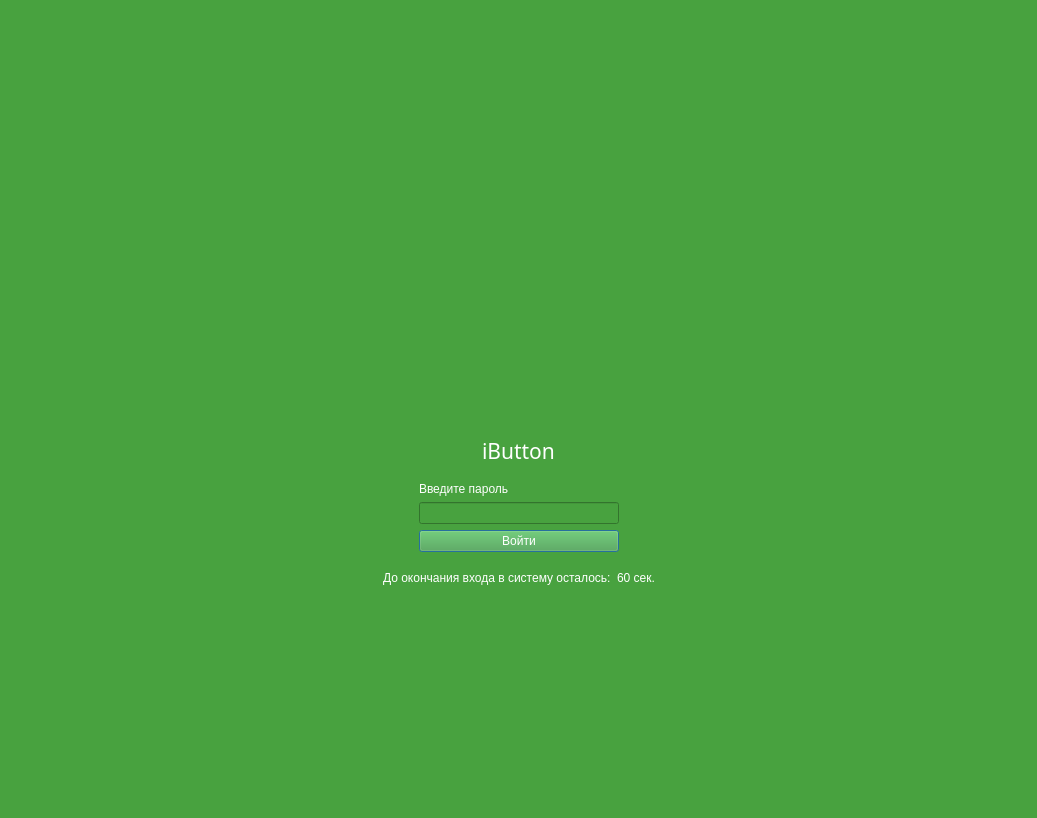
m6v/sobol, file MainWindow.ui: the form before one commit.
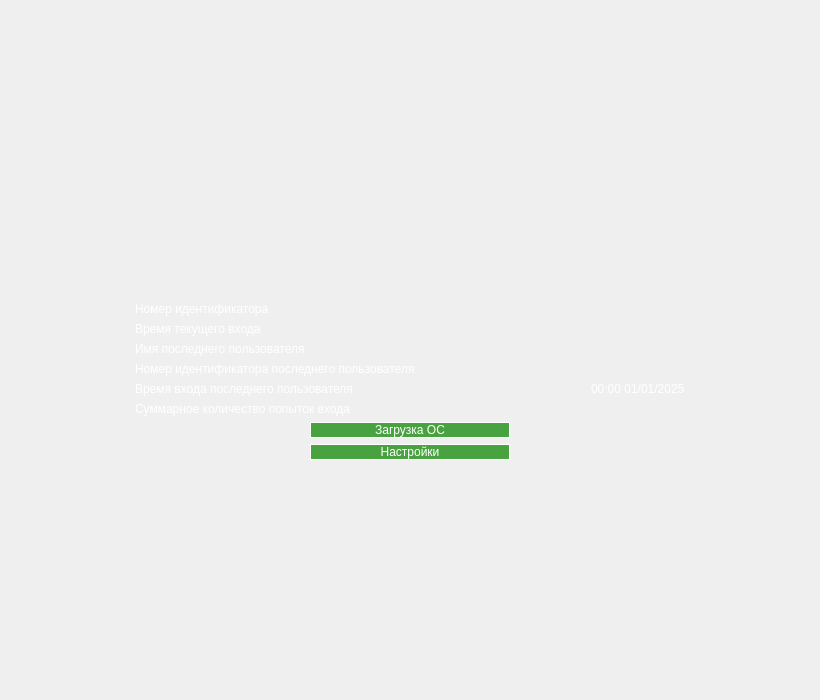
The form after the commit. Icons and pictures are not drawn. Custom widgets are drawn as their Qt base class.

```diff
--- a/MainWindow.ui
+++ b/MainWindow.ui
@@ -1,41 +1,23 @@
 <?xml version="1.0" encoding="UTF-8"?>
 <ui version="4.0">
  <class>MainWindow</class>
- <widget class="QDialog" name="MainWindow">
+ <widget class="QMainWindow" name="MainWindow">
   <property name="geometry">
    <rect>
     <x>0</x>
     <y>0</y>
-    <width>1037</width>
-    <height>818</height>
+    <width>820</width>
+    <height>700</height>
    </rect>
   </property>
-  <property name="sizePolicy">
-   <sizepolicy hsizetype="Fixed" vsizetype="Fixed">
-    <horstretch>0</horstretch>
-    <verstretch>0</verstretch>
-   </sizepolicy>
-  </property>
-  <property name="minimumSize">
-   <size>
-    <width>0</width>
-    <height>0</height>
-   </size>
-  </property>
   <property name="windowTitle">
-   <string>ПАК &quot;Соболь&quot;</string>
+   <string>MainWindow</string>
   </property>
-  <property name="windowIcon">
-   <iconset>
-    <normaloff>../../../../media/homeserver/Workspace/sobol/logo.png</normaloff>../../../../media/homeserver/Workspace/sobol/logo.png</iconset>
-  </property>
-  <property name="autoFillBackground">
-   <bool>false</bool>
-  </property>
-  <property name="styleSheet">
-   <string notr="true"/>
-  </property>
+  <widget class="QWidget" name="centralwidget">
   <layout class="QVBoxLayout" name="verticalLayout">
+    <property name="spacing">
+     <number>0</number>
+    </property>
    <property name="leftMargin">
     <number>0</number>
    </property>
@@ -50,40 +32,128 @@
    </property>
    <item>
     <widget class="QStackedWidget" name="main_stacked_widget">
+      <property name="currentIndex">
+       <number>2</number>
+      </property>
+      <widget class="BackgroundedWidget" name="auth_id_page">
+       <layout class="QVBoxLayout" name="verticalLayout_7">
+        <property name="spacing">
+         <number>0</number>
+        </property>
+        <item>
+         <spacer name="verticalSpacer_6">
+          <property name="orientation">
+           <enum>Qt::Vertical</enum>
+          </property>
+          <property name="sizeHint" stdset="0">
+           <size>
+            <width>20</width>
+            <height>426</height>
+           </size>
+          </property>
+         </spacer>
+        </item>
+        <item>
+         <layout class="QVBoxLayout" name="verticalLayout_6">
+          <item>
+           <widget class="QLabel" name="present_personal_id_label">
      <property name="sizePolicy">
       <sizepolicy hsizetype="Preferred" vsizetype="Preferred">
        <horstretch>0</horstretch>
        <verstretch>0</verstretch>
       </sizepolicy>
      </property>
-     <property name="styleSheet">
-      <string notr="true"/>
-     </property>
-     <property name="currentIndex">
-      <number>1</number>
-     </property>
-     <widget class="QWidget" name="auth_id_page">
-      <property name="styleSheet">
-       <string notr="true">            QWidget {
-                font: 9pt 'Monospace Regular';
-                background-image: url(background.png);
-                background-repeat: no-repeat;
-                background-position: up;
-                background-color: #48A23F;
-            }</string>
-      </property>
-     </widget>
-     <widget class="QWidget" name="passwd_page">
+            <property name="font">
+             <font>
+              <family>Monospace Regular</family>
+              <pointsize>16</pointsize>
+              <weight>50</weight>
+              <italic>false</italic>
+              <bold>false</bold>
+             </font>
+            </property>
+            <property name="text">
+             <string>Предъявите персональный идентификатор</string>
+            </property>
+            <property name="alignment">
+             <set>Qt::AlignCenter</set>
+            </property>
+           </widget>
+          </item>
+          <item>
+           <spacer name="verticalSpacer_5">
+            <property name="orientation">
+             <enum>Qt::Vertical</enum>
+            </property>
+            <property name="sizeType">
+             <enum>QSizePolicy::Fixed</enum>
+            </property>
+            <property name="sizeHint" stdset="0">
+             <size>
+              <width>20</width>
+              <height>100</height>
+             </size>
+            </property>
+           </spacer>
+          </item>
+          <item>
+           <layout class="QHBoxLayout" name="horizontalLayout_4">
+            <item>
+             <widget class="QLabel" name="remaining_time_label_1">
+              <property name="text">
+               <string>До окончания входа в систему осталось: 120 сек.</string>
+              </property>
+              <property name="alignment">
+               <set>Qt::AlignCenter</set>
+              </property>
+             </widget>
+            </item>
+           </layout>
+          </item>
+         </layout>
+        </item>
+        <item>
+         <spacer name="verticalSpacer_7">
+          <property name="orientation">
+           <enum>Qt::Vertical</enum>
+          </property>
+          <property name="sizeType">
+           <enum>QSizePolicy::Maximum</enum>
+          </property>
+          <property name="sizeHint" stdset="0">
+           <size>
+            <width>20</width>
+            <height>250</height>
+           </size>
+          </property>
+         </spacer>
+        </item>
+       </layout>
+      </widget>
+      <widget class="BackgroundedWidget" name="passwd_page">
       <property name="styleSheet">
-       <string notr="true">            QWidget {
-                color: white;
-                background-image: url(background.png);
-                background-repeat: no-repeat;
-                background-position: up;
-                background-color: #48A23F;
-            }</string>
-      </property>
-      <layout class="QVBoxLayout" name="verticalLayout_5">
+        <string notr="true">QPushButton {
+    padding: 0.3em 0.3em 0.3em 0.3em;
+    border: 1px solid white;
+    background: #48a23f;
+    color: white;
+}
+
+QLabel {
+    padding: 0.3em 0.3em 0.3em 0.3em;
+    color: white;
+}
+
+QLineEdit {
+    padding: 0.3em 0.3em 0.3em 0.3em;
+     background: #3d8a36;
+     border: none;
+}</string>
+       </property>
+       <layout class="QVBoxLayout" name="verticalLayout_2">
+        <property name="spacing">
+         <number>0</number>
+        </property>
        <item>
         <spacer name="verticalSpacer">
          <property name="orientation">
@@ -92,37 +162,7 @@
          <property name="sizeHint" stdset="0">
           <size>
            <width>20</width>
-           <height>418</height>
-          </size>
-         </property>
-        </spacer>
-       </item>
-       <item>
-        <widget class="QWidget" name="widget" native="true">
-         <property name="sizePolicy">
-          <sizepolicy hsizetype="Minimum" vsizetype="Minimum">
-           <horstretch>0</horstretch>
-           <verstretch>0</verstretch>
-          </sizepolicy>
-         </property>
-         <property name="styleSheet">
-          <string notr="true">            QWidget {
-                background-image: url();
-                background-color: #48A23F;
-            }</string>
-         </property>
-         <layout class="QVBoxLayout" name="verticalLayout_4">
-          <item>
-           <layout class="QHBoxLayout" name="horizontalLayout_2">
-            <item>
-             <spacer name="horizontalSpacer_2">
-              <property name="orientation">
-               <enum>Qt::Horizontal</enum>
-              </property>
-              <property name="sizeHint" stdset="0">
-               <size>
-                <width>40</width>
-                <height>20</height>
+            <height>423</height>
                </size>
               </property>
              </spacer>
@@ -130,7 +170,7 @@
             <item>
              <widget class="QLabel" name="id_label">
               <property name="sizePolicy">
-               <sizepolicy hsizetype="Maximum" vsizetype="Preferred">
+           <sizepolicy hsizetype="Preferred" vsizetype="Preferred">
                 <horstretch>0</horstretch>
                 <verstretch>0</verstretch>
                </sizepolicy>
@@ -147,8 +187,13 @@
               <property name="text">
                <string>iButton</string>
               </property>
-             </widget>
-            </item>
+          <property name="alignment">
+           <set>Qt::AlignCenter</set>
+          </property>
+         </widget>
+        </item>
+        <item>
+         <layout class="QHBoxLayout" name="horizontalLayout">
             <item>
              <spacer name="horizontalSpacer">
               <property name="orientation">
@@ -162,39 +207,6 @@
               </property>
              </spacer>
             </item>
-           </layout>
-          </item>
-          <item>
-           <spacer name="verticalSpacer_3">
-            <property name="orientation">
-             <enum>Qt::Vertical</enum>
-            </property>
-            <property name="sizeType">
-             <enum>QSizePolicy::Fixed</enum>
-            </property>
-            <property name="sizeHint" stdset="0">
-             <size>
-              <width>20</width>
-              <height>10</height>
-             </size>
-            </property>
-           </spacer>
-          </item>
-          <item>
-           <layout class="QHBoxLayout" name="horizontalLayout_3">
-            <item>
-             <spacer name="horizontalSpacer_5">
-              <property name="orientation">
-               <enum>Qt::Horizontal</enum>
-              </property>
-              <property name="sizeHint" stdset="0">
-               <size>
-                <width>40</width>
-                <height>20</height>
-               </size>
-              </property>
-             </spacer>
-            </item>
             <item>
              <layout class="QVBoxLayout" name="verticalLayout_3">
               <item>
@@ -218,11 +230,24 @@
                   <height>0</height>
                  </size>
                 </property>
-                <property name="echoMode">
-                 <enum>QLineEdit::Normal</enum>
-                </property>
-               </widget>
-              </item>
+             </widget>
+            </item>
+            <item>
+             <spacer name="verticalSpacer_9">
+              <property name="orientation">
+               <enum>Qt::Vertical</enum>
+              </property>
+              <property name="sizeType">
+               <enum>QSizePolicy::Fixed</enum>
+              </property>
+              <property name="sizeHint" stdset="0">
+               <size>
+                <width>20</width>
+                <height>5</height>
+               </size>
+              </property>
+             </spacer>
+            </item>
               <item>
                <widget class="QPushButton" name="enter_push_button">
                 <property name="sizePolicy">
@@ -245,7 +270,7 @@
              </layout>
             </item>
             <item>
-             <spacer name="horizontalSpacer_6">
+           <spacer name="horizontalSpacer_2">
               <property name="orientation">
                <enum>Qt::Horizontal</enum>
               </property>
@@ -260,30 +285,201 @@
            </layout>
           </item>
           <item>
-           <spacer name="verticalSpacer_4">
+         <widget class="QLabel" name="remaining_time_label_2">
+          <property name="text">
+           <string>До окончания входа в систему осталось: 120 сек.</string>
+          </property>
+          <property name="alignment">
+           <set>Qt::AlignCenter</set>
+          </property>
+         </widget>
+        </item>
+        <item>
+         <spacer name="verticalSpacer_2">
             <property name="orientation">
              <enum>Qt::Vertical</enum>
             </property>
             <property name="sizeType">
-             <enum>QSizePolicy::Fixed</enum>
+           <enum>QSizePolicy::Maximum</enum>
             </property>
             <property name="sizeHint" stdset="0">
              <size>
               <width>20</width>
-              <height>10</height>
+            <height>250</height>
              </size>
             </property>
            </spacer>
           </item>
-          <item>
-           <layout class="QHBoxLayout" name="horizontalLayout">
-            <item>
+       </layout>
+      </widget>
+      <widget class="BackgroundedWidget" name="admin_action_page">
+       <property name="styleSheet">
+        <string notr="true">QPushButton {
+    padding: 0.3em 0.3em 0.3em 0.3em;
+    border: 1px solid white;
+    background: #48a23f;
+    color: white;
+}
+
+QLabel {
+    padding: 0.3em 0.3em 0.3em 0.3em;
+    color: white;
+}
+
+QLineEdit {
+    padding: 0.3em 0.3em 0.3em 0.3em;
+     background: #3d8a36;
+     border: none;
+}</string>
+       </property>
+       <layout class="QGridLayout" name="gridLayout_2">
+        <item row="0" column="1">
+         <spacer name="verticalSpacer_3">
+          <property name="orientation">
+           <enum>Qt::Vertical</enum>
+          </property>
+          <property name="sizeHint" stdset="0">
+           <size>
+            <width>20</width>
+            <height>312</height>
+           </size>
+          </property>
+         </spacer>
+        </item>
+        <item row="1" column="0">
              <spacer name="horizontalSpacer_3">
               <property name="orientation">
                <enum>Qt::Horizontal</enum>
               </property>
               <property name="sizeHint" stdset="0">
                <size>
+            <width>359</width>
+            <height>20</height>
+           </size>
+          </property>
+         </spacer>
+        </item>
+        <item row="1" column="1">
+         <layout class="QVBoxLayout" name="verticalLayout_8">
+          <item>
+           <layout class="QGridLayout" name="gridLayout">
+            <item row="3" column="0">
+             <widget class="QLabel" name="last_user_id_label">
+              <property name="minimumSize">
+               <size>
+                <width>450</width>
+                <height>0</height>
+               </size>
+              </property>
+              <property name="text">
+               <string>Номер идентификатора последнего пользователя</string>
+              </property>
+             </widget>
+            </item>
+            <item row="5" column="0">
+             <widget class="QLabel" name="total_attempts_count_label">
+              <property name="text">
+               <string>Суммарное количество попыток входа</string>
+              </property>
+             </widget>
+            </item>
+            <item row="1" column="1">
+             <widget class="QLabel" name="current_user_time_value">
+              <property name="text">
+               <string/>
+              </property>
+             </widget>
+            </item>
+            <item row="1" column="0">
+             <widget class="QLabel" name="current_user_time_label">
+              <property name="text">
+               <string>Время текущего входа</string>
+              </property>
+             </widget>
+            </item>
+            <item row="4" column="1">
+             <widget class="QLabel" name="last_user_time_value">
+              <property name="text">
+               <string>00:00 01/01/2025</string>
+              </property>
+             </widget>
+            </item>
+            <item row="0" column="0">
+             <widget class="QLabel" name="current_user_id_label">
+              <property name="text">
+               <string>Номер идентификатора</string>
+              </property>
+             </widget>
+            </item>
+            <item row="5" column="1">
+             <widget class="QLabel" name="total_attempts_count_value">
+              <property name="text">
+               <string/>
+              </property>
+             </widget>
+            </item>
+            <item row="3" column="1">
+             <widget class="QLabel" name="last_user_id_value">
+              <property name="text">
+               <string/>
+              </property>
+             </widget>
+            </item>
+            <item row="2" column="0">
+             <widget class="QLabel" name="last_user_name_label">
+              <property name="text">
+               <string>Имя последнего пользователя</string>
+              </property>
+             </widget>
+            </item>
+            <item row="2" column="1">
+             <widget class="QLabel" name="last_user_name_value">
+              <property name="text">
+               <string/>
+              </property>
+             </widget>
+            </item>
+            <item row="0" column="1">
+             <widget class="QLabel" name="current_user_id_value">
+              <property name="text">
+               <string/>
+              </property>
+             </widget>
+            </item>
+            <item row="4" column="0">
+             <widget class="QLabel" name="last_user_time_label">
+              <property name="text">
+               <string>Время входа последнего пользователя</string>
+              </property>
+             </widget>
+            </item>
+           </layout>
+          </item>
+          <item>
+           <spacer name="verticalSpacer_8">
+            <property name="orientation">
+             <enum>Qt::Vertical</enum>
+            </property>
+            <property name="sizeType">
+             <enum>QSizePolicy::Maximum</enum>
+            </property>
+            <property name="sizeHint" stdset="0">
+             <size>
+              <width>20</width>
+              <height>20</height>
+             </size>
+            </property>
+           </spacer>
+          </item>
+          <item>
+           <layout class="QHBoxLayout" name="horizontalLayout_2">
+            <item>
+             <spacer name="horizontalSpacer_5">
+              <property name="orientation">
+               <enum>Qt::Horizontal</enum>
+              </property>
+              <property name="sizeHint" stdset="0">
+               <size>
                 <width>40</width>
                 <height>20</height>
                </size>
@@ -291,54 +487,115 @@
              </spacer>
             </item>
             <item>
-             <widget class="QLabel" name="remaining_time_caption_label">
+             <layout class="QVBoxLayout" name="verticalLayout_4">
+              <item>
+               <widget class="QPushButton" name="load_sys_push_button">
+                <property name="sizePolicy">
+                 <sizepolicy hsizetype="Preferred" vsizetype="Fixed">
+                  <horstretch>0</horstretch>
+                  <verstretch>0</verstretch>
+                 </sizepolicy>
+                </property>
+                <property name="minimumSize">
+                 <size>
+                  <width>200</width>
+                  <height>0</height>
+                 </size>
+                </property>
+                <property name="maximumSize">
+                 <size>
+                  <width>200</width>
+                  <height>16777215</height>
+                 </size>
+                </property>
+                <property name="layoutDirection">
+                 <enum>Qt::LeftToRight</enum>
+                </property>
               <property name="text">
-               <string>До окончания входа в систему осталось:</string>
+                 <string>Загрузка ОС</string>
               </property>
              </widget>
             </item>
             <item>
-             <widget class="QLabel" name="remaining_time_value_label">
+               <widget class="QPushButton" name="go_settings_push_button">
+                <property name="sizePolicy">
+                 <sizepolicy hsizetype="Preferred" vsizetype="Fixed">
+                  <horstretch>0</horstretch>
+                  <verstretch>0</verstretch>
+                 </sizepolicy>
+                </property>
+                <property name="minimumSize">
+                 <size>
+                  <width>200</width>
+                  <height>0</height>
+                 </size>
+                </property>
+                <property name="maximumSize">
+                 <size>
+                  <width>200</width>
+                  <height>16777215</height>
+                 </size>
+                </property>
               <property name="text">
-               <string>60 сек.</string>
+                 <string>Настройки</string>
               </property>
              </widget>
             </item>
+             </layout>
+            </item>
             <item>
+             <spacer name="horizontalSpacer_6">
+              <property name="orientation">
+               <enum>Qt::Horizontal</enum>
+              </property>
+              <property name="sizeHint" stdset="0">
+               <size>
+                <width>40</width>
+                <height>20</height>
+               </size>
+              </property>
+             </spacer>
+            </item>
+           </layout>
+          </item>
+         </layout>
+        </item>
+        <item row="1" column="2">
              <spacer name="horizontalSpacer_4">
               <property name="orientation">
                <enum>Qt::Horizontal</enum>
               </property>
               <property name="sizeHint" stdset="0">
                <size>
-                <width>40</width>
+            <width>358</width>
                 <height>20</height>
                </size>
               </property>
              </spacer>
             </item>
-           </layout>
-          </item>
-         </layout>
-        </widget>
-       </item>
-       <item>
-        <spacer name="verticalSpacer_2">
+        <item row="2" column="1">
+         <spacer name="verticalSpacer_4">
          <property name="orientation">
           <enum>Qt::Vertical</enum>
          </property>
+          <property name="sizeType">
+           <enum>QSizePolicy::Maximum</enum>
+          </property>
          <property name="sizeHint" stdset="0">
           <size>
            <width>20</width>
-           <height>176</height>
+            <height>250</height>
           </size>
          </property>
         </spacer>
        </item>
       </layout>
      </widget>
-     <widget class="QWidget" name="main_page">
-      <layout class="QVBoxLayout" name="verticalLayout_2">
+      <widget class="QWidget" name="settings_page">
+       <layout class="QVBoxLayout" name="verticalLayout_5">
+        <property name="spacing">
+         <number>0</number>
+        </property>
        <property name="leftMargin">
         <number>0</number>
        </property>
@@ -353,6 +610,32 @@
        </property>
        <item>
         <layout class="QHBoxLayout" name="topHorizontalLayout">
+          <property name="spacing">
+           <number>0</number>
+          </property>
+         </layout>
+        </item>
+        <item>
+         <widget class="QWidget" name="widget" native="true">
+          <property name="styleSheet">
+           <string notr="true">background-color: white;</string>
+          </property>
+          <layout class="QHBoxLayout" name="horizontalLayout_3">
+           <property name="spacing">
+            <number>0</number>
+           </property>
+           <property name="leftMargin">
+            <number>0</number>
+           </property>
+           <property name="topMargin">
+            <number>0</number>
+           </property>
+           <property name="rightMargin">
+            <number>0</number>
+           </property>
+           <property name="bottomMargin">
+            <number>0</number>
+           </property>
          <item>
           <widget class="QLabel" name="left_label">
            <property name="sizePolicy">
@@ -376,11 +659,17 @@
           </widget>
          </item>
          <item>
-          <widget class="QLabel" name="central_label">
-           <property name="text">
-            <string/>
-           </property>
-          </widget>
+            <spacer name="horizontalSpacer_7">
+             <property name="orientation">
+              <enum>Qt::Horizontal</enum>
+             </property>
+             <property name="sizeHint" stdset="0">
+              <size>
+               <width>254</width>
+               <height>20</height>
+              </size>
+             </property>
+            </spacer>
          </item>
          <item>
           <widget class="QLabel" name="right_label">
@@ -405,11 +694,18 @@
           </widget>
          </item>
         </layout>
+         </widget>
        </item>
        <item>
         <layout class="QHBoxLayout" name="mainHorizontalLayout">
+          <property name="spacing">
+           <number>0</number>
+          </property>
          <item>
           <widget class="QStackedWidget" name="stackedWidget">
+            <property name="styleSheet">
+             <string notr="true">background-color: white;</string>
+            </property>
            <property name="currentIndex">
             <number>-1</number>
            </property>
@@ -444,6 +740,21 @@
    </item>
   </layout>
  </widget>
+ </widget>
+ <customwidgets>
+  <customwidget>
+   <class>BackgroundedWidget</class>
+   <extends>QWidget</extends>
+   <header>BackgroundedWidget</header>
+   <container>1</container>
+  </customwidget>
+ </customwidgets>
+ <tabstops>
+  <tabstop>passwd_line_edit</tabstop>
+  <tabstop>enter_push_button</tabstop>
+  <tabstop>go_settings_push_button</tabstop>
+  <tabstop>load_sys_push_button</tabstop>
+ </tabstops>
  <resources/>
  <connections/>
 </ui>
```
Lines whose indentation alone changed are shown as unchanged.
